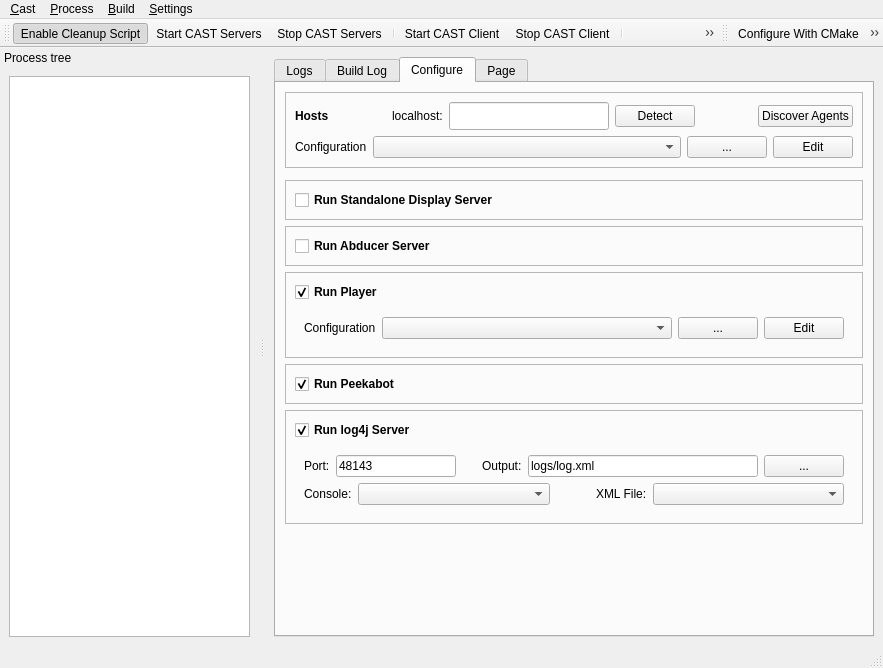
Old version of the form tools/castctrl/trunk/qtui/mainwindow.ui in the repository marc-hanheide/cogx.
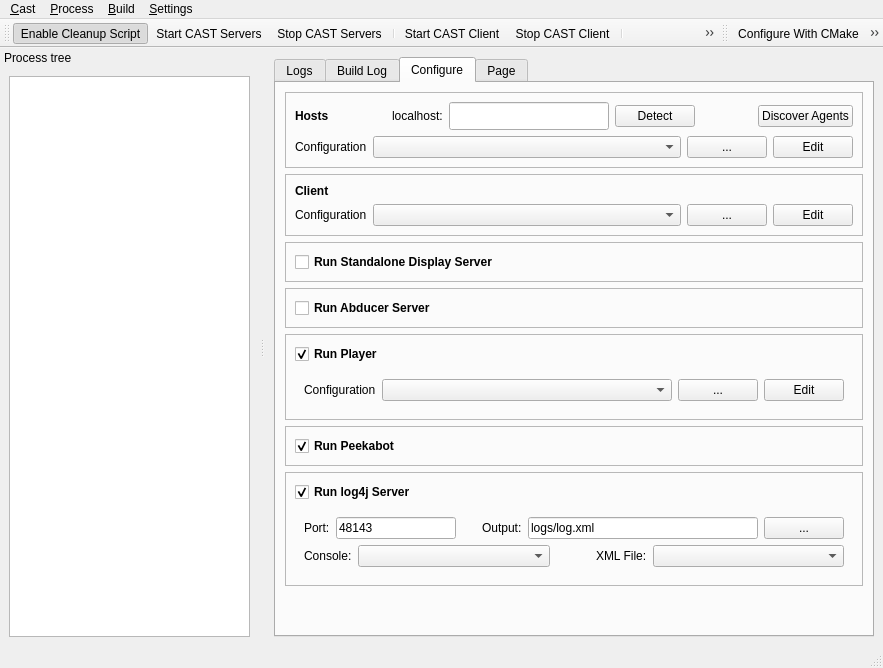
New version of the form. Icons and pictures are not drawn.

Commit message: castctrl: redisplay client configuration

Diff of the .ui file:
```diff
--- a/tools/castctrl/trunk/qtui/mainwindow.ui
+++ b/tools/castctrl/trunk/qtui/mainwindow.ui
@@ -361,15 +361,9 @@
              <property name="frameShadow">
               <enum>QFrame::Raised</enum>
              </property>
+             <layout class="QVBoxLayout" name="verticalLayout_17">
+              <item>
              <widget class="QLabel" name="label_3">
-              <property name="geometry">
-               <rect>
-                <x>7</x>
-                <y>7</y>
-                <width>32</width>
-                <height>16</height>
-               </rect>
-              </property>
               <property name="font">
                <font>
                 <weight>75</weight>
@@ -380,7 +374,8 @@
                <string>Client</string>
               </property>
              </widget>
-             <widget class="QWidget" name="">
+              </item>
+              <item>
               <layout class="QHBoxLayout" name="horizontalLayout_14">
                <item>
                 <widget class="QLabel" name="label_6">
@@ -423,7 +418,8 @@
                 </widget>
                </item>
               </layout>
-             </widget>
+              </item>
+             </layout>
             </widget>
            </item>
            <item>
```
Lines whose indentation alone changed are shown as unchanged. The commit also changes 1 other file.
